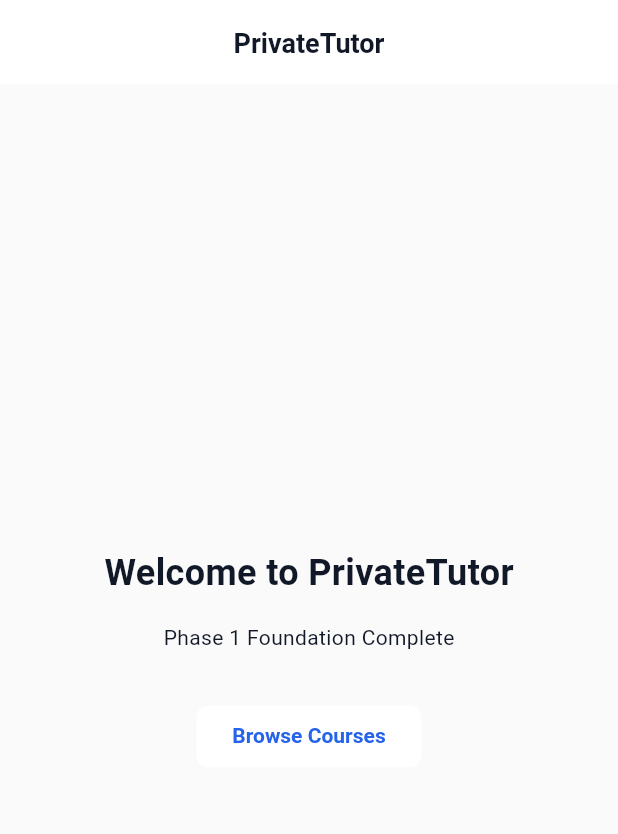
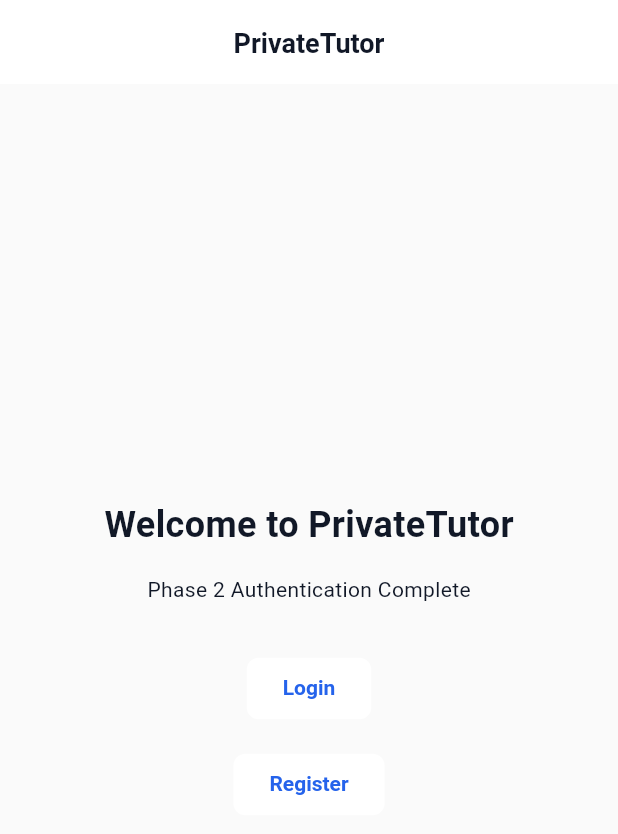
Before and after one commit to amirul12/mizansir-flutter-app, a Flutter app: the screen it shows after launch, on a phone screen of 412 x 824 dp. Shown: the top 834 px of the screen. Run offline on Flutter 3.47's test engine with Material 3 defaults, Android fonts, the phone set to English and light mode, and no system bars; our stand-ins replace connectivity_plus, dartz, equatable, flutter_bloc, flutter_secure_storage, get_it and 2 more.

Commit message:
feat: complete authentication implementation with DI fixes, Bloc routing, and updated home UI

```diff
--- a/lib/core/router/app_router.dart
+++ b/lib/core/router/app_router.dart
@@ -1,8 +1,11 @@
 // File: lib/core/router/app_router.dart
 import 'package:flutter/material.dart';
+import 'package:flutter_bloc/flutter_bloc.dart';
 import 'package:go_router/go_router.dart';
 import '../../features/auth/presentation/pages/login_page.dart';
 import '../../features/auth/presentation/pages/register_page.dart';
+import '../../features/auth/presentation/bloc/auth_bloc.dart';
+import '../di/injection_container.dart' as di;
 
 /// App router configuration
 class AppRouter {
@@ -51,12 +54,18 @@ class AppRouter {
         GoRoute(
           path: loginPath,
           name: login,
-          builder: (context, state) => const LoginPage(),
+          builder: (context, state) => BlocProvider(
+            create: (context) => di.sl<AuthBloc>(),
+            child: const LoginPage(),
+          ),
         ),
         GoRoute(
           path: registerPath,
           name: register,
-          builder: (context, state) => const RegisterPage(),
+          builder: (context, state) => BlocProvider(
+            create: (context) => di.sl<AuthBloc>(),
+            child: const RegisterPage(),
+          ),
         ),
 
         // Course Routes
@@ -139,11 +148,16 @@ class _HomePage extends StatelessWidget {
               style: TextStyle(fontSize: 24, fontWeight: FontWeight.bold),
             ),
             const SizedBox(height: 16),
-            const Text('Phase 1 Foundation Complete'),
+            const Text('Phase 2 Authentication Complete'),
             const SizedBox(height: 32),
             ElevatedButton(
-              onPressed: () => context.go('/courses'),
-              child: const Text('Browse Courses'),
+              onPressed: () => context.go('/login'),
+              child: const Text('Login'),
+            ),
+            const SizedBox(height: 16),
+            ElevatedButton(
+              onPressed: () => context.go('/register'),
+              child: const Text('Register'),
             ),
           ],
         ),
```
Also changed, not shown: lib/core/di/injection_container.dart (+13 -4 lines), 2 other files.
